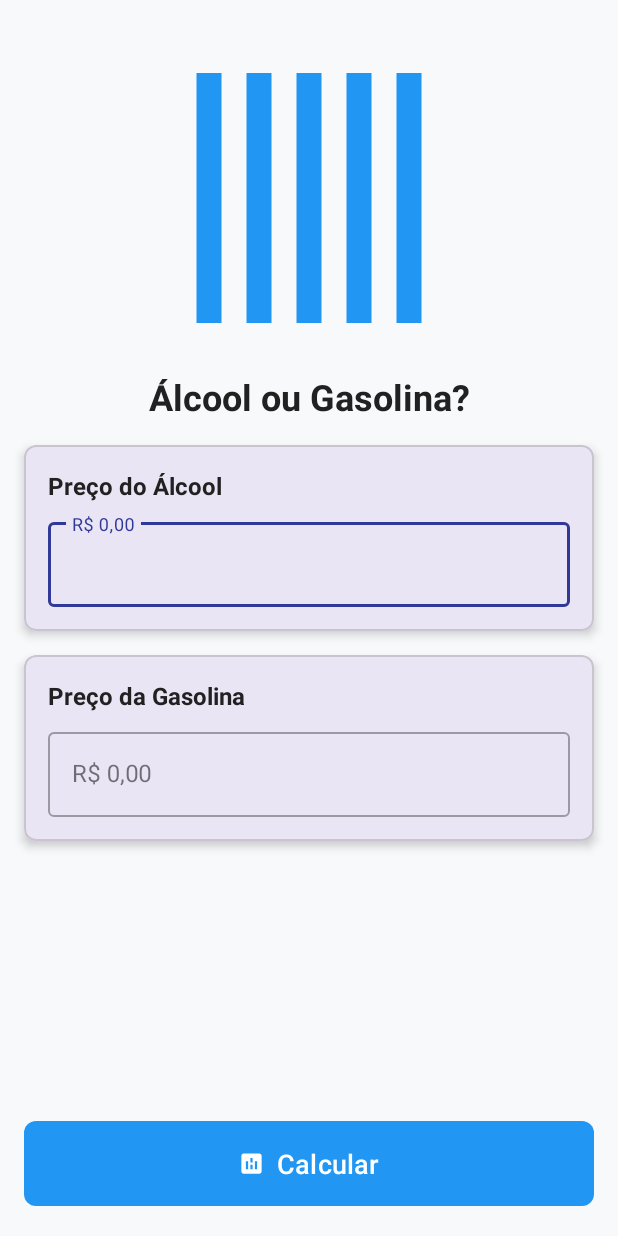
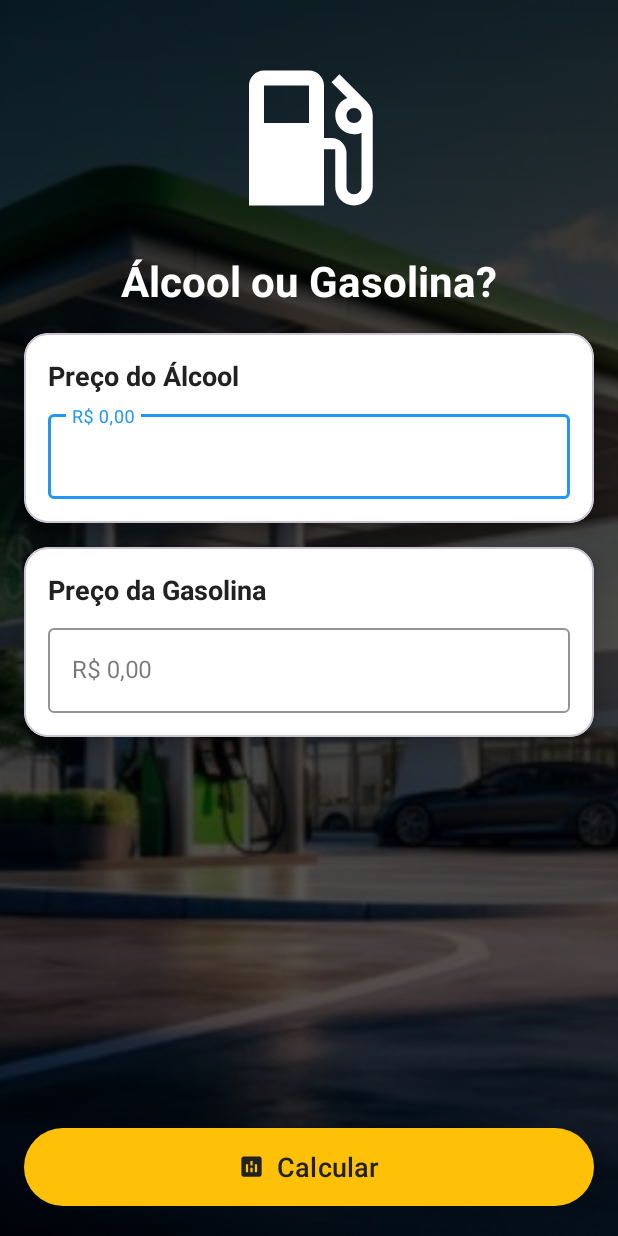
Before and after one commit to bergsonnobrega/Alcool-Gasolina, an Android app: the screen it shows after launch (MainActivity), on a phone screen of 412 x 824 dp. Run offline under Robolectric (Android 15) with nearby library versions, the phone set to English and light mode, and no system bars.

```diff
--- a/app/src/main/java/com/bergsonnobrega/alcoolgasolina/MainActivity.kt
+++ b/app/src/main/java/com/bergsonnobrega/alcoolgasolina/MainActivity.kt
@@ -3,7 +3,6 @@ package com.bergsonnobrega.alcoolgasolina
 import android.content.Intent
 import android.os.Bundle
 import android.widget.Button
-import android.widget.TextView
 import androidx.activity.enableEdgeToEdge
 import androidx.appcompat.app.AppCompatActivity
 import androidx.core.view.ViewCompat
@@ -20,7 +19,6 @@ class MainActivity : AppCompatActivity() {
     private lateinit var editgasolina: TextInputEditText
 
     private lateinit var btnCalcular: Button
-    private lateinit var textResultado: TextView
 
     override fun onCreate(savedInstanceState: Bundle?) {
         super.onCreate(savedInstanceState)
@@ -43,7 +41,7 @@ class MainActivity : AppCompatActivity() {
         val precoGasolina = editgasolina.text.toString()
 
         val resultadoValidacao = validarCampos(precoAlcool, precoGasolina)
-        if (resultadoValidacao){
+        if (resultadoValidacao) {
             val precoAlcoolNumero = precoAlcool.toDouble()
             val precoGasolinaNumero = precoGasolina.toDouble()
             val resultado = precoAlcoolNumero / precoGasolinaNumero
@@ -68,10 +66,10 @@ class MainActivity : AppCompatActivity() {
         textInputAlcool.error = null
         textInputgasolina.error = null
 
-        if (pAlcool.isEmpty()){
+        if (pAlcool.isEmpty()) {
             textInputAlcool.error = "Digite o preço do álcool"
             return false
-        } else if (pGasolina.isEmpty()){
+        } else if (pGasolina.isEmpty()) {
             textInputgasolina.error = "Digite o preço da gasolina"
             return false
         }
@@ -86,6 +84,5 @@ class MainActivity : AppCompatActivity() {
         editgasolina = findViewById(R.id.edit_gasolina)
 
         btnCalcular = findViewById(R.id.btn_calcular)
-        textResultado = findViewById(R.id.text_resultado)
     }
 }
--- /dev/null
+++ b/app/src/main/res/drawable/background_overlay.xml
@@ -0,0 +1,8 @@
+<?xml version="1.0" encoding="utf-8"?>
+<shape xmlns:android="http://schemas.android.com/apk/res/android">
+    <gradient
+        android:angle="90"
+        android:endColor="#CC000000"
+        android:startColor="#99000000"
+        android:type="linear" />
+</shape>
--- /dev/null
+++ b/app/src/main/res/drawable/ic_gas_pump.xml
@@ -0,0 +1,10 @@
+<?xml version="1.0" encoding="utf-8"?>
+<vector xmlns:android="http://schemas.android.com/apk/res/android"
+    android:width="24dp"
+    android:height="24dp"
+    android:viewportWidth="24"
+    android:viewportHeight="24">
+    <path
+        android:fillColor="#FFFFFF"
+        android:pathData="M19.77,7.23l0.01,-0.01 -3.72,-3.72L15,4.56l2.11,2.11c-0.94,0.36 -1.61,1.26 -1.61,2.33 0,1.38 1.12,2.5 2.5,2.5 0.36,0 0.69,-0.08 1,-0.21v7.21c0,0.55 -0.45,1 -1,1s-1,-0.45 -1,-1V14c0,-1.1 -0.9,-2 -2,-2h-1V5c0,-1.1 -0.9,-2 -2,-2H6c-1.1,0 -2,0.9 -2,2v16h10v-7.5h1.5v5c0,1.38 1.12,2.5 2.5,2.5s2.5,-1.12 2.5,-2.5V9c0,-0.69 -0.28,-1.32 -0.73,-1.77zM12,10H6V5h6v5zm6,0c-0.55,0 -1,-0.45 -1,-1s0.45,-1 1,-1 1,0.45 1,1 -0.45,1 -1,1z"/>
+</vector>
--- a/app/src/main/res/layout/activity_main.xml
+++ b/app/src/main/res/layout/activity_main.xml
@@ -3,18 +3,29 @@
     xmlns:app="http://schemas.android.com/apk/res-auto"
     android:id="@+id/main"
     android:layout_width="match_parent"
-    android:layout_height="match_parent"
-    android:background="@color/background">
+    android:layout_height="match_parent">
+
+    <ImageView
+        android:layout_width="match_parent"
+        android:layout_height="match_parent"
+        android:scaleType="centerCrop"
+        android:src="@drawable/bg_gas_station" />
+
+    <View
+        android:layout_width="match_parent"
+        android:layout_height="match_parent"
+        android:background="@drawable/background_overlay" />
 
     <ImageView
         android:id="@+id/image_logo"
-        android:layout_width="200dp"
-        android:layout_height="200dp"
+        android:layout_width="120dp"
+        android:layout_height="120dp"
         android:layout_marginTop="32dp"
-        android:src="@drawable/ic_fuel"
+        android:src="@drawable/ic_gas_pump"
         app:layout_constraintEnd_toEndOf="parent"
         app:layout_constraintStart_toStartOf="parent"
-        app:layout_constraintTop_toTopOf="parent" />
+        app:layout_constraintTop_toTopOf="parent"
+        app:tint="@color/white" />
 
     <TextView
         android:id="@+id/text_titulo"
@@ -22,8 +33,8 @@
         android:layout_height="wrap_content"
         android:layout_marginTop="16dp"
         android:text="Álcool ou Gasolina?"
-        android:textColor="@color/text_primary"
-        android:textSize="24sp"
+        android:textColor="@color/white"
+        android:textSize="28sp"
         android:textStyle="bold"
         app:layout_constraintEnd_toEndOf="parent"
         app:layout_constraintStart_toStartOf="parent"
@@ -34,8 +45,9 @@
         android:layout_width="match_parent"
         android:layout_height="wrap_content"
         android:layout_margin="16dp"
-        app:cardCornerRadius="8dp"
-        app:cardElevation="4dp"
+        app:cardBackgroundColor="#FFFFFF"
+        app:cardCornerRadius="16dp"
+        app:cardElevation="8dp"
         app:layout_constraintTop_toBottomOf="@id/text_titulo">
 
         <LinearLayout
@@ -49,7 +61,7 @@
                 android:layout_height="wrap_content"
                 android:text="Preço do Álcool"
                 android:textColor="@color/text_primary"
-                android:textSize="16sp"
+                android:textSize="18sp"
                 android:textStyle="bold" />
 
             <com.google.android.material.textfield.TextInputLayout
@@ -58,7 +70,9 @@
                 android:layout_width="match_parent"
                 android:layout_height="wrap_content"
                 android:layout_marginTop="8dp"
-                android:hint="R$ 0,00">
+                android:hint="R$ 0,00"
+                app:boxStrokeColor="@color/primary"
+                app:hintTextColor="@color/primary">
 
                 <com.google.android.material.textfield.TextInputEditText
                     android:id="@+id/edit_alcool"
@@ -77,8 +91,9 @@
         android:layout_width="match_parent"
         android:layout_height="wrap_content"
         android:layout_margin="16dp"
-        app:cardCornerRadius="8dp"
-        app:cardElevation="4dp"
+        app:cardBackgroundColor="#FFFFFF"
+        app:cardCornerRadius="16dp"
+        app:cardElevation="8dp"
         app:layout_constraintTop_toBottomOf="@id/card_alcool">
 
         <LinearLayout
@@ -92,7 +107,7 @@
                 android:layout_height="wrap_content"
                 android:text="Preço da Gasolina"
                 android:textColor="@color/text_primary"
-                android:textSize="16sp"
+                android:textSize="18sp"
                 android:textStyle="bold" />
 
             <com.google.android.material.textfield.TextInputLayout
@@ -101,7 +116,9 @@
                 android:layout_width="match_parent"
                 android:layout_height="wrap_content"
                 android:layout_marginTop="8dp"
-                android:hint="R$ 0,00">
+                android:hint="R$ 0,00"
+                app:boxStrokeColor="@color/primary"
+                app:hintTextColor="@color/primary">
 
                 <com.google.android.material.textfield.TextInputEditText
                     android:id="@+id/edit_gasolina"
@@ -115,31 +132,21 @@
 
     </com.google.android.material.card.MaterialCardView>
 
-    <TextView
-        android:id="@+id/text_resultado"
-        android:layout_width="match_parent"
-        android:layout_height="wrap_content"
-        android:layout_margin="16dp"
-        android:gravity="center"
-        android:textColor="@color/text_primary"
-        android:textSize="18sp"
-        android:textStyle="bold"
-        app:layout_constraintBottom_toTopOf="@id/btn_calcular" />
-
     <com.google.android.material.button.MaterialButton
         android:id="@+id/btn_calcular"
         android:layout_width="match_parent"
-        android:layout_height="wrap_content"
+        android:layout_height="60dp"
         android:layout_margin="16dp"
-        android:padding="16dp"
         android:text="Calcular"
         android:textSize="18sp"
-        app:backgroundTint="@color/primary"
-        app:cornerRadius="8dp"
+        app:backgroundTint="#FFC107"
+        app:cornerRadius="30dp"
+        app:elevation="8dp"
         app:icon="@drawable/ic_calculate"
         app:iconGravity="textStart"
         app:iconPadding="8dp"
-        app:iconTint="@color/white"
-        app:layout_constraintBottom_toBottomOf="parent" />
+        app:iconTint="@color/text_primary"
+        app:layout_constraintBottom_toBottomOf="parent"
+        android:textColor="@color/text_primary" />
 
 </androidx.constraintlayout.widget.ConstraintLayout>
```
Also changed, not shown: app/src/main/res/drawable/gradient_backgroud.xml (added, +9 -0 lines), app/src/main/res/layout/activity_resultado.xml (+20 -15 lines), app/src/main/res/drawable/bg_gas_station.jpg (added).
